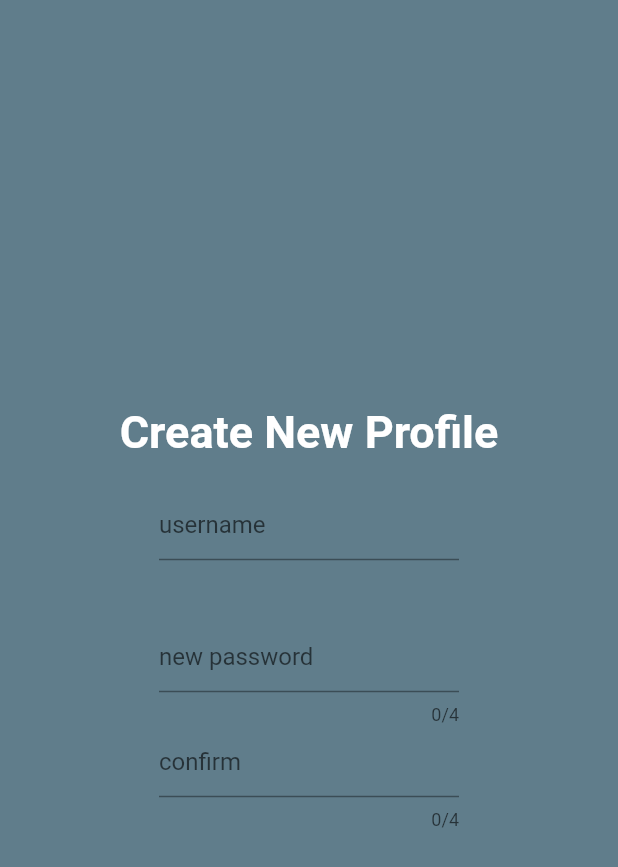
After one commit to MatthiasLing/My_Money, a Flutter app: the screen it shows after launch, on a phone screen of 412 x 824 dp. The commit adds this screen. Shown: the top 867 px of the screen. Run offline on Flutter 3.47's test engine with Material 2 defaults, Android fonts, the phone set to English and light mode, and no system bars; our stand-ins replace shared_preferences, sqflite; missing offline and left inert: pin_code_view; accounts and stored records are empty.

Commit message:
new users implemented

```diff
--- a/MyMoney/lib/main.dart
+++ b/MyMoney/lib/main.dart
@@ -1,15 +1,43 @@
 import 'package:flutter/material.dart';
+import 'package:my_money/engine/engine.dart';
 import 'package:my_money/screens/home_screen.dart';
+import 'package:my_money/screens/initScreen.dart';
 
-void main() => runApp(MyApp());
+String password;
+String username;
 
-class MyApp extends StatelessWidget {
+void main() async {
+  password = await getUser('password').then((String pass) async {
+    password = pass;
+    return password;
+  });
+  username = await getUser('username').then((String user) async {
+    username = user;
+    return username;
+  });
+
+  runApp(MyApp());
+}
+
+class MyApp extends StatefulWidget {
+  @override
+  _MyAppState createState() => _MyAppState();
+}
+
+class _MyAppState extends State<MyApp> {
+  //goes to the overview screen
+  @override
+  void initState() {
+    initBudgetBalances();
+    super.initState();
+  }
+
   @override
   Widget build(BuildContext context) {
     return MaterialApp(
         theme: ThemeData(
           primarySwatch: Colors.blueGrey,
         ),
-        home: HomeScreen());
+        home: (username == null) ? InitScreen() : HomeScreen());
   }
 }
--- /dev/null
+++ b/MyMoney/lib/screens/initScreen.dart
@@ -0,0 +1,113 @@
+import 'package:flutter/material.dart';
+
+import 'package:my_money/engine/engine.dart';
+import 'package:my_money/main.dart';
+import 'package:my_money/screens/home_screen.dart';
+
+String tempUsername;
+String tempPassword;
+bool usernameOk = false;
+bool passwordOk = false;
+
+class InitScreen extends StatefulWidget {
+  @override
+  _InitScreenState createState() => _InitScreenState();
+}
+
+class _InitScreenState extends State<InitScreen> {
+  bool hasError = false;
+  //goes to the overview screen
+  @override
+  void initState() {
+    super.initState();
+  }
+
+  @override
+  Widget build(BuildContext context) {
+    return new Scaffold(
+        backgroundColor: Colors.blueGrey,
+        body: Container(
+            child: GestureDetector(
+                onTap: () {
+                  FocusScope.of(context).requestFocus(new FocusNode());
+                },
+                child: Center(
+                    child: Column(
+                  mainAxisAlignment: MainAxisAlignment.center,
+                  children: [
+                    textConstruct("Create New Profile", Colors.white, true, 30),
+                    Container(
+                        padding: EdgeInsets.only(
+                          top: 20,
+                        ),
+                        width: 200,
+                        child: TextField(
+                          decoration: InputDecoration(hintText: 'username'),
+                          onChanged: (text) {
+                            setState(() {
+                              tempUsername = text;
+                              if (text != null) {
+                                usernameOk = true;
+                              } else {
+                                usernameOk = false;
+                              }
+                            });
+                          },
+                        )),
+                    Container(
+                        padding: EdgeInsets.only(
+                          top: 40,
+                        ),
+                        width: 200,
+                        child: TextField(
+                          obscureText: true,
+                          decoration: InputDecoration(hintText: 'new password'),
+                          maxLength: 4,
+                          keyboardType: TextInputType.number,
+                          onChanged: (text) {
+                            tempPassword = text;
+                          },
+                        )),
+                    Container(
+                        width: 200,
+                        child: TextField(
+                          obscureText: true,
+                          decoration: InputDecoration(hintText: 'confirm'),
+                          maxLength: 4,
+                          keyboardType: TextInputType.number,
+                          onChanged: (text) {
+                            setState(() {
+                              if (text == tempPassword) {
+                                passwordOk = true;
+                              } else {
+                                passwordOk = false;
+                              }
+                            });
+                          },
+                        )),
+                    Visibility(
+                        visible: (passwordOk == true && usernameOk == true),
+                        child: Container(
+                            child: FlatButton(
+                          color: Colors.orangeAccent,
+                          child:
+                              textConstruct("Submit", Colors.white, true, 25),
+                          onPressed: () {
+                            setUser("password", tempPassword);
+                            setUser("username", tempUsername);
+                            password = tempPassword;
+                            username = tempUsername;
+
+                            Navigator.push(
+                              context,
+                              MaterialPageRoute(
+                                  builder: (BuildContext context) {
+                                return HomeScreen();
+                              }),
+                            );
+                          },
+                        )))
+                  ],
+                )))));
+  }
+}
--- a/MyMoney/lib/screens/new_expense_screen.dart
+++ b/MyMoney/lib/screens/new_expense_screen.dart
@@ -336,7 +336,7 @@ class _ExpenseScreenState extends State<ExpenseScreen> {
                           }
 
                           Entry entry = Entry(
-                              name: name,
+                              name: name ?? '',
                               amount: amt,
                               //all tags stored in lowercase
                               tagString:
```
Also changed, not shown: MyMoney/lib/engine/engine.dart (+15 -0 lines), MyMoney/lib/screens/home_screen.dart (+9 -7 lines), MyMoney/lib/screens/overview_screen.dart (+10 -4 lines), MyMoney/lib/screens/total_expense_screen.dart (+19 -44 lines).
